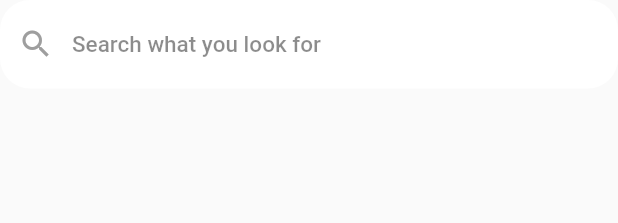
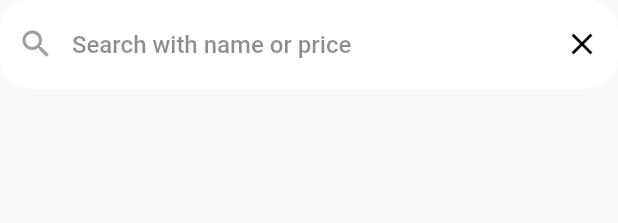
Before and after one commit to WalaaAlshaikh/E-CommerceApp, a Flutter app: the SearchFormText widget shown alone on an empty page, opened directly, on a phone screen of 412 x 824 dp. Shown: the top 223 px of the screen. Run offline on Flutter 3.47's test engine with Material 2 defaults, Android fonts, the phone set to English and light mode, and no system bars; our stand-ins replace badges, carousel_slider, firebase_auth, firebase_core, get, get_storage and 4 more; missing offline and left inert: flutter_simple_rating_bar; accounts and stored records are empty; network calls fail.

Commit message:
finishing the logic of search ber in product controller

```diff
--- a/lib/view/widgets/home/search.dart
+++ b/lib/view/widgets/home/search.dart
@@ -1,19 +1,29 @@
+import 'package:ecommerc/logic/controller/product_controller.dart';
 import 'package:flutter/material.dart';
+import 'package:get/get.dart';
 
 class SearchFormText extends StatelessWidget {
-  const SearchFormText({Key? key}) : super(key: key);
+   SearchFormText({Key? key}) : super(key: key);
+
+   final controller=Get.find<ProductController>();
 
   @override
   Widget build(BuildContext context) {
-    return TextFormField(
-      cursorColor: Colors.black,
+    return GetBuilder<ProductController>(builder: (_)=> TextField(
+      controller: controller.searchController,
+
+      cursorColor: Get.isDarkMode? Colors.white: Colors.black,
       keyboardType: TextInputType.text,
+      onChanged: (searchName){
+        print(searchName);
+      },
       decoration:  InputDecoration(
-        fillColor: Colors.white,
+        fillColor: Get.isDarkMode ? Colors.black: Colors.white,
         focusColor: Colors.red,
         prefixIcon: const Icon(Icons.search, color: Colors.grey,),
-        hintText: "Search what you look for",
-        hintStyle: const TextStyle(color: Colors.black45, fontSize: 15,fontWeight: FontWeight.w500),
+        suffixIcon: IconButton(onPressed: (){},icon: Icon(Icons.close, color: Get.isDarkMode? Colors.white: Colors.black,),),
+        hintText: "Search with name or price",
+        hintStyle: const TextStyle(color: Colors.black45, fontSize: 16,fontWeight: FontWeight.w500),
         filled: true,
         enabledBorder: OutlineInputBorder(
           borderSide: const BorderSide(color: Colors.transparent),
@@ -33,6 +43,6 @@ class SearchFormText extends StatelessWidget {
         ),
       ),
 
-    );
+    ));
   }
 }
```
Also changed, not shown: lib/logic/controller/product_controller.dart (+28 -1 lines).
